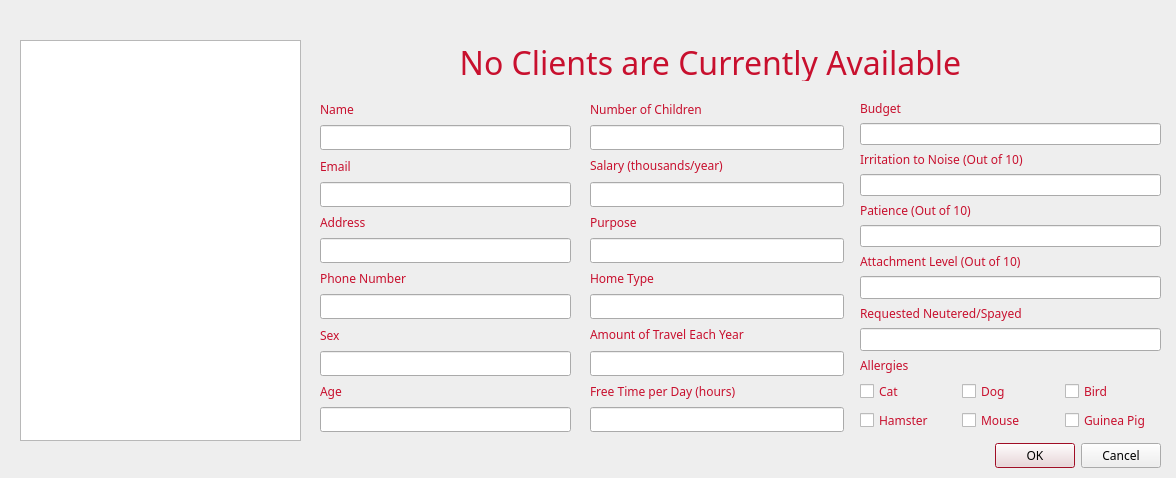
Old version of the form cuACS/viewclients.ui in the repository cameronhawtin/Animal-Farm-cuACS.
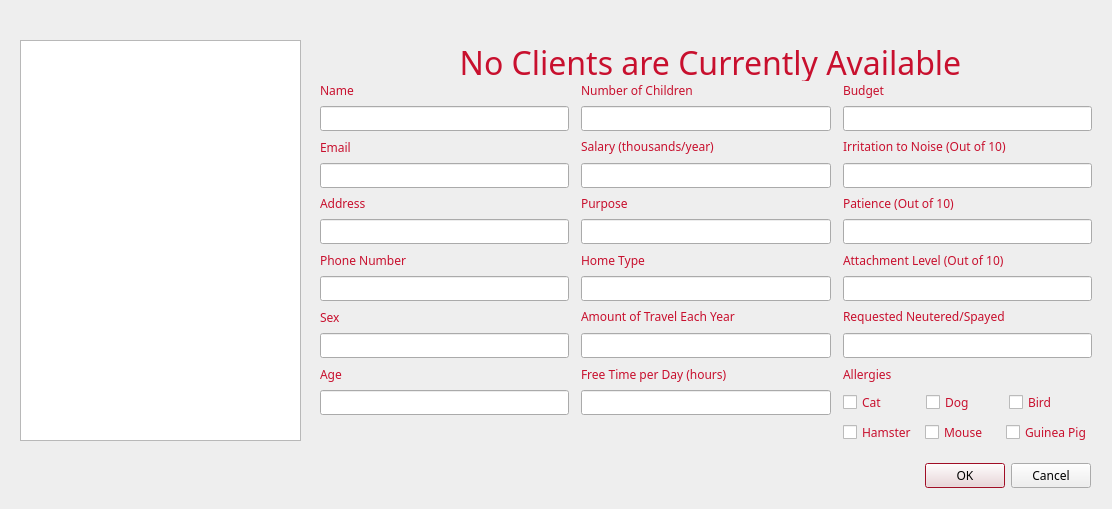
New version of the form.

What changed in the file:
```diff
--- a/cuACS/viewclients.ui
+++ b/cuACS/viewclients.ui
@@ -6,8 +6,8 @@
    <rect>
     <x>0</x>
     <y>0</y>
-    <width>1176</width>
-    <height>478</height>
+    <width>1112</width>
+    <height>509</height>
    </rect>
   </property>
   <property name="palette">
@@ -166,8 +166,8 @@
   <widget class="QDialogButtonBox" name="buttonBox">
    <property name="geometry">
     <rect>
-     <x>820</x>
-     <y>440</y>
+     <x>750</x>
+     <y>460</y>
      <width>341</width>
      <height>32</height>
     </rect>
@@ -210,33 +210,20 @@
     </rect>
    </property>
   </widget>
-  <widget class="QWidget" name="layoutWidget">
-   <property name="enabled">
-    <bool>true</bool>
-   </property>
+  <widget class="QWidget" name="gridLayoutWidget">
    <property name="geometry">
     <rect>
      <x>320</x>
-     <y>100</y>
-     <width>251</width>
-     <height>332</height>
+     <y>80</y>
+     <width>772</width>
+     <height>364</height>
     </rect>
    </property>
-   <layout class="QVBoxLayout" name="verticalLayout_5">
-    <item>
-     <widget class="QLabel" name="nameLabel">
-      <property name="enabled">
-       <bool>true</bool>
-      </property>
-      <property name="text">
-       <string>Name</string>
-      </property>
-     </widget>
-    </item>
-    <item>
-     <widget class="QLineEdit" name="nameLineEdit"/>
-    </item>
-    <item>
+   <layout class="QGridLayout" name="gridLayout">
+    <property name="horizontalSpacing">
+     <number>12</number>
+    </property>
+    <item row="2" column="0">
      <widget class="QLabel" name="nameLabel_4">
       <property name="enabled">
        <bool>true</bool>
@@ -246,40 +233,43 @@
       </property>
      </widget>
     </item>
-    <item>
-     <widget class="QLineEdit" name="emailLineEdit">
+    <item row="5" column="1">
+     <widget class="QLineEdit" name="purposeLineEdit"/>
+    </item>
+    <item row="3" column="1">
+     <widget class="QLineEdit" name="salaryLineEdit"/>
+    </item>
+    <item row="4" column="1">
+     <widget class="QLabel" name="purposeLabel">
       <property name="enabled">
        <bool>true</bool>
       </property>
+      <property name="text">
+       <string>Purpose</string>
+      </property>
      </widget>
     </item>
-    <item>
-     <widget class="QLabel" name="addressLabel">
+    <item row="6" column="2">
+     <widget class="QLabel" name="attachmentLabel">
       <property name="enabled">
        <bool>true</bool>
       </property>
       <property name="text">
-       <string>Address</string>
+       <string>Attachment Level (Out of 10)</string>
       </property>
      </widget>
     </item>
-    <item>
-     <widget class="QLineEdit" name="addressLineEdit"/>
-    </item>
-    <item>
-     <widget class="QLabel" name="phoneLabel">
+    <item row="2" column="2">
+     <widget class="QLabel" name="irritationLabel">
       <property name="enabled">
        <bool>true</bool>
       </property>
       <property name="text">
-       <string>Phone Number</string>
+       <string>&lt;html&gt;&lt;head/&gt;&lt;body&gt;&lt;p&gt;Irritation to Noise (Out of 10)&lt;/p&gt;&lt;/body&gt;&lt;/html&gt;</string>
       </property>
      </widget>
     </item>
-    <item>
-     <widget class="QLineEdit" name="phoneLineEdit"/>
-    </item>
-    <item>
+    <item row="8" column="0">
      <widget class="QLabel" name="sexLabel_4">
       <property name="enabled">
        <bool>true</bool>
@@ -289,72 +279,27 @@
       </property>
      </widget>
     </item>
-    <item>
-     <widget class="QLineEdit" name="sexLineEdit_2"/>
+    <item row="7" column="2">
+     <widget class="QLineEdit" name="attachmentLineEdit_2"/>
     </item>
-    <item>
-     <widget class="QLabel" name="ageLabel_7">
-      <property name="enabled">
-       <bool>true</bool>
-      </property>
-      <property name="text">
-       <string>Age</string>
-      </property>
-     </widget>
-    </item>
-    <item>
+    <item row="11" column="0">
      <widget class="QLineEdit" name="ageLineEdit_2">
       <property name="enabled">
        <bool>true</bool>
       </property>
      </widget>
     </item>
-   </layout>
-  </widget>
-  <widget class="QWidget" name="layoutWidget_4">
-   <property name="enabled">
-    <bool>true</bool>
-   </property>
-   <property name="geometry">
-    <rect>
-     <x>860</x>
-     <y>100</y>
-     <width>301</width>
-     <height>331</height>
-    </rect>
-   </property>
-   <layout class="QVBoxLayout" name="verticalLayout_6">
-    <item>
-     <widget class="QLabel" name="budgetLabel">
+    <item row="10" column="1">
+     <widget class="QLabel" name="freeTimeLabel">
       <property name="enabled">
        <bool>true</bool>
       </property>
       <property name="text">
-       <string>Budget</string>
+       <string>Free Time per Day (hours)</string>
       </property>
      </widget>
     </item>
-    <item>
-     <widget class="QLineEdit" name="budgetLineEdit">
-      <property name="enabled">
-       <bool>true</bool>
-      </property>
-     </widget>
-    </item>
-    <item>
-     <widget class="QLabel" name="irritationLabel">
-      <property name="enabled">
-       <bool>true</bool>
-      </property>
-      <property name="text">
-       <string>&lt;html&gt;&lt;head/&gt;&lt;body&gt;&lt;p&gt;Irritation to Noise (Out of 10)&lt;/p&gt;&lt;/body&gt;&lt;/html&gt;</string>
-      </property>
-     </widget>
-    </item>
-    <item>
-     <widget class="QLineEdit" name="irritationLineEdit"/>
-    </item>
-    <item>
+    <item row="4" column="2">
      <widget class="QLabel" name="labelPatience">
       <property name="enabled">
        <bool>true</bool>
@@ -364,23 +309,60 @@
       </property>
      </widget>
     </item>
-    <item>
-     <widget class="QLineEdit" name="patienceLineEdit"/>
+    <item row="3" column="2">
+     <widget class="QLineEdit" name="irritationLineEdit"/>
     </item>
-    <item>
-     <widget class="QLabel" name="attachmentLabel">
+    <item row="1" column="2">
+     <widget class="QLineEdit" name="budgetLineEdit">
       <property name="enabled">
        <bool>true</bool>
       </property>
+     </widget>
+    </item>
+    <item row="11" column="1">
+     <widget class="QLineEdit" name="freeTimeLineEdit"/>
+    </item>
+    <item row="6" column="0">
+     <widget class="QLabel" name="phoneLabel">
+      <property name="enabled">
+       <bool>true</bool>
+      </property>
       <property name="text">
-       <string>Attachment Level (Out of 10)</string>
+       <string>Phone Number</string>
       </property>
      </widget>
     </item>
-    <item>
-     <widget class="QLineEdit" name="attachmentLineEdit_2"/>
+    <item row="6" column="1">
+     <widget class="QLabel" name="homeTypeLabel">
+      <property name="enabled">
+       <bool>true</bool>
+      </property>
+      <property name="text">
+       <string>Home Type</string>
+      </property>
+     </widget>
     </item>
-    <item>
+    <item row="0" column="1">
+     <widget class="QLabel" name="childrenLabel">
+      <property name="enabled">
+       <bool>true</bool>
+      </property>
+      <property name="text">
+       <string>Number of Children</string>
+      </property>
+     </widget>
+    </item>
+    <item row="0" column="2">
+     <widget class="QLabel" name="budgetLabel">
+      <property name="enabled">
+       <bool>true</bool>
+      </property>
+      <property name="text">
+       <string>Budget</string>
+      </property>
+     </widget>
+    </item>
+    <item row="8" column="2">
      <widget class="QLabel" name="requireLabel">
       <property name="enabled">
        <bool>true</bool>
@@ -390,20 +372,20 @@
       </property>
      </widget>
     </item>
-    <item>
-     <widget class="QLineEdit" name="neuteredLineEdit"/>
+    <item row="7" column="1">
+     <widget class="QLineEdit" name="homeLineEdit"/>
     </item>
-    <item>
-     <widget class="QLabel" name="allergicLabel_2">
+    <item row="4" column="0">
+     <widget class="QLabel" name="addressLabel">
       <property name="enabled">
        <bool>true</bool>
       </property>
       <property name="text">
-       <string>Allergies</string>
+       <string>Address</string>
       </property>
      </widget>
     </item>
-    <item>
+    <item row="11" column="2">
      <layout class="QHBoxLayout" name="horizontalLayout">
       <item>
        <widget class="QCheckBox" name="catAllergyCheckBox">
@@ -437,7 +419,92 @@
       </item>
      </layout>
     </item>
-    <item>
+    <item row="8" column="1">
+     <widget class="QLabel" name="travelLabel">
+      <property name="enabled">
+       <bool>true</bool>
+      </property>
+      <property name="text">
+       <string>&lt;html&gt;&lt;head/&gt;&lt;body&gt;&lt;p&gt;Amount of Travel Each Year&lt;/p&gt;&lt;/body&gt;&lt;/html&gt;</string>
+      </property>
+     </widget>
+    </item>
+    <item row="9" column="2">
+     <widget class="QLineEdit" name="neuteredLineEdit"/>
+    </item>
+    <item row="2" column="1">
+     <widget class="QLabel" name="salaryLabel">
+      <property name="enabled">
+       <bool>true</bool>
+      </property>
+      <property name="text">
+       <string>&lt;html&gt;&lt;head/&gt;&lt;body&gt;&lt;p&gt;Salary (thousands/year)&lt;/p&gt;&lt;/body&gt;&lt;/html&gt;</string>
+      </property>
+     </widget>
+    </item>
+    <item row="10" column="2">
+     <widget class="QLabel" name="allergicLabel_2">
+      <property name="enabled">
+       <bool>true</bool>
+      </property>
+      <property name="text">
+       <string>Allergies</string>
+      </property>
+     </widget>
+    </item>
+    <item row="9" column="1">
+     <widget class="QLineEdit" name="travelLineEdit"/>
+    </item>
+    <item row="7" column="0">
+     <widget class="QLineEdit" name="phoneLineEdit"/>
+    </item>
+    <item row="10" column="0">
+     <widget class="QLabel" name="ageLabel_7">
+      <property name="enabled">
+       <bool>true</bool>
+      </property>
+      <property name="text">
+       <string>Age</string>
+      </property>
+     </widget>
+    </item>
+    <item row="1" column="1">
+     <widget class="QLineEdit" name="childrenLineEdit">
+      <property name="enabled">
+       <bool>true</bool>
+      </property>
+     </widget>
+    </item>
+    <item row="3" column="0">
+     <widget class="QLineEdit" name="emailLineEdit">
+      <property name="enabled">
+       <bool>true</bool>
+      </property>
+     </widget>
+    </item>
+    <item row="5" column="2">
+     <widget class="QLineEdit" name="patienceLineEdit"/>
+    </item>
+    <item row="1" column="0">
+     <widget class="QLineEdit" name="nameLineEdit"/>
+    </item>
+    <item row="5" column="0">
+     <widget class="QLineEdit" name="addressLineEdit"/>
+    </item>
+    <item row="0" column="0">
+     <widget class="QLabel" name="nameLabel">
+      <property name="enabled">
+       <bool>true</bool>
+      </property>
+      <property name="text">
+       <string>Name</string>
+      </property>
+     </widget>
+    </item>
+    <item row="9" column="0">
+     <widget class="QLineEdit" name="sexLineEdit_2"/>
+    </item>
+    <item row="12" column="2">
      <layout class="QHBoxLayout" name="horizontalLayout_2">
       <item>
        <widget class="QCheckBox" name="hamsterAllergyCheckBox">
@@ -473,103 +540,6 @@
     </item>
    </layout>
   </widget>
-  <widget class="QWidget" name="layoutWidget_2">
-   <property name="enabled">
-    <bool>true</bool>
-   </property>
-   <property name="geometry">
-    <rect>
-     <x>590</x>
-     <y>100</y>
-     <width>254</width>
-     <height>332</height>
-    </rect>
-   </property>
-   <layout class="QVBoxLayout" name="verticalLayout_7">
-    <item>
-     <widget class="QLabel" name="childrenLabel">
-      <property name="enabled">
-       <bool>true</bool>
-      </property>
-      <property name="text">
-       <string>Number of Children</string>
-      </property>
-     </widget>
-    </item>
-    <item>
-     <widget class="QLineEdit" name="childrenLineEdit">
-      <property name="enabled">
-       <bool>true</bool>
-      </property>
-     </widget>
-    </item>
-    <item>
-     <widget class="QLabel" name="salaryLabel">
-      <property name="enabled">
-       <bool>true</bool>
-      </property>
-      <property name="text">
-       <string>&lt;html&gt;&lt;head/&gt;&lt;body&gt;&lt;p&gt;Salary (thousands/year)&lt;/p&gt;&lt;/body&gt;&lt;/html&gt;</string>
-      </property>
-     </widget>
-    </item>
-    <item>
-     <widget class="QLineEdit" name="salaryLineEdit"/>
-    </item>
-    <item>
-     <widget class="QLabel" name="purposeLabel">
-      <property name="enabled">
-       <bool>true</bool>
-      </property>
-      <property name="text">
-       <string>Purpose</string>
-      </property>
-     </widget>
-    </item>
-    <item>
-     <widget class="QLineEdit" name="purposeLineEdit"/>
-    </item>
-    <item>
-     <widget class="QLabel" name="homeTypeLabel">
-      <property name="enabled">
-       <bool>true</bool>
-      </property>
-      <property name="text">
-       <string>Home Type</string>
-      </property>
-     </widget>
-    </item>
-    <item>
-     <widget class="QLineEdit" name="homeLineEdit"/>
-    </item>
-    <item>
-     <widget class="QLabel" name="travelLabel">
-      <property name="enabled">
-       <bool>true</bool>
-      </property>
-      <property name="text">
-       <string>&lt;html&gt;&lt;head/&gt;&lt;body&gt;&lt;p&gt;Amount of Travel Each Year&lt;/p&gt;&lt;/body&gt;&lt;/html&gt;</string>
-      </property>
-     </widget>
-    </item>
-    <item>
-     <widget class="QLineEdit" name="travelLineEdit"/>
-    </item>
-    <item>
-     <widget class="QLabel" name="freeTimeLabel">
-      <property name="enabled">
-       <bool>true</bool>
-      </property>
-      <property name="text">
-       <string>Free Time per Day (hours)</string>
-      </property>
-     </widget>
-    </item>
-    <item>
-     <widget class="QLineEdit" name="freeTimeLineEdit"/>
-    </item>
-   </layout>
-  </widget>
  </widget>
  <resources/>
  <connections>
```
